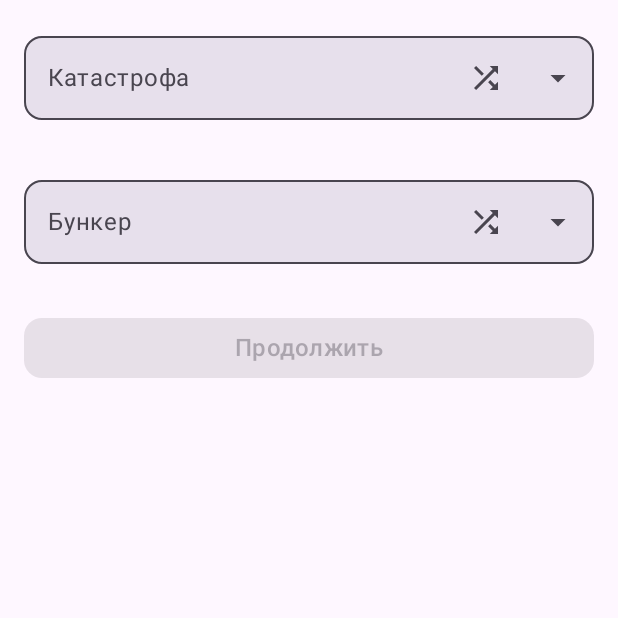
After one commit to scamishka/b-final, an Android app built with Jetpack Compose: the DisasterSelectionScreen screen opened through its navigation route, on a phone screen of 412 x 824 dp, the top half of it. The commit adds this screen. Run offline under Robolectric (Android 15) with nearby library versions, the phone set to English and light mode, and no system bars.

Commit message:
second screen choice of disasters

```diff
--- a/app/build.gradle.kts
+++ b/app/build.gradle.kts
@@ -67,6 +67,7 @@ dependencies {
     implementation("androidx.compose.material3:material3:1.2.0")
     implementation("androidx.compose.material:material-icons-core:1.5.4")
     implementation("androidx.compose.material:material-icons-extended:1.5.4")
+    implementation("androidx.navigation:navigation-compose:2.7.5")
     implementation(platform("androidx.compose:compose-bom:2023.10.01"))
     testImplementation("junit:junit:4.13.2")
     androidTestImplementation("androidx.test.ext:junit:1.2.1")
--- a/app/src/main/java/com/example/b_end/MainActivity.kt
+++ b/app/src/main/java/com/example/b_end/MainActivity.kt
@@ -1,31 +1,69 @@
 package com.example.b_end
 
 import android.os.Bundle
-import android.util.Log
 import androidx.activity.ComponentActivity
 import androidx.activity.compose.setContent
 import androidx.compose.foundation.layout.fillMaxSize
 import androidx.compose.material3.MaterialTheme
 import androidx.compose.material3.Surface
+import androidx.compose.runtime.Composable
 import androidx.compose.ui.Modifier
+import androidx.compose.ui.tooling.preview.Preview
 import com.example.b_end.ui.main.MainScreen
+import androidx.navigation.compose.NavHost
+import androidx.navigation.compose.composable
+import androidx.navigation.compose.rememberNavController
+import com.example.b_end.ui.screens.DisasterSelectionScreen
 
 class MainActivity : ComponentActivity() {
     override fun onCreate(savedInstanceState: Bundle?) {
         super.onCreate(savedInstanceState)
         setContent {
-            MaterialTheme {
+            BunkerAppTheme {
                 Surface(
                     modifier = Modifier.fillMaxSize(),
                     color = MaterialTheme.colorScheme.background
                 ) {
-                    MainScreen(
-                        onStartGame = { settings ->
-                            Log.d("GAME", "Settings: $settings")
-                        }
-                    )
+                    AppNavigation()
                 }
             }
         }
     }
 }
+
+@Composable
+fun AppNavigation() {
+    val navController = rememberNavController()
+
+    NavHost(
+        navController = navController,
+        startDestination = "mainScreen"
+    ) {
+        // Главный экран
+        composable("mainScreen") {
+            MainScreen(
+                onStartGame = {
+                    navController.navigate("disasterSelection")
+                }
+            )
+        }
+
+        // Экран выбора катастрофы
+        composable("disasterSelection") {
+            DisasterSelectionScreen(navController = navController)
+        }
+    }
+}
+
+@Composable
+fun BunkerAppTheme(content: @Composable () -> Unit) {
+    MaterialTheme(content = content)
+}
+
+@Preview(showBackground = true)
+@Composable
+fun PreviewApp() {
+    BunkerAppTheme {
+        AppNavigation()
+    }
+}
--- /dev/null
+++ b/app/src/main/java/com/example/b_end/ui/screens/DisasterSelectionScreen.kt
@@ -0,0 +1,140 @@
+package com.example.b_end.ui.screens
+
+import androidx.compose.foundation.layout.*
+import androidx.compose.material.icons.Icons
+import androidx.compose.material.icons.filled.ArrowDropDown
+import androidx.compose.material.icons.filled.ArrowDropUp
+import androidx.compose.material.icons.filled.Shuffle
+import androidx.compose.material3.*
+import androidx.compose.runtime.*
+import androidx.compose.ui.Modifier
+import androidx.compose.ui.unit.dp
+import androidx.navigation.NavController
+
+@Composable
+fun DisasterSelectionScreen(
+    navController: NavController
+) {
+    // Списки данных
+    val disasters = listOf(
+        "Супервулканы - Глобальная засуха",
+        "Зомби-вирус - Эпидемия",
+        "Падение метеорита - Вечная зима",
+        "Ядерная война - Радиация",
+        "Химическая война - Отравление",
+        "Биотерроризм - Мутации",
+        "Глобальное наводнение"
+    )
+
+    val bunkers = listOf(
+        "Бункер 1 (150 м², 90 дней)",
+        "Бункер 2 (300 м², 90 дней)",
+        "Бункер 3 (80 м², 120 дней)",
+        "Бункер 4 (50 м², 90 дней)",
+        "Бункер 5 (200 м², 12 мес)"
+    )
+
+    // Состояния выбора
+    var selectedDisaster by remember { mutableStateOf("") }
+    var selectedBunker by remember { mutableStateOf("") }
+
+    Column(
+        modifier = Modifier
+            .padding(16.dp)
+            .fillMaxSize(),
+        verticalArrangement = Arrangement.spacedBy(32.dp)
+    ) {
+        // Выбор катастрофы
+        DropdownSelector(
+            label = "Катастрофа",
+            items = disasters,
+            selectedItem = selectedDisaster,
+            onItemSelected = { selectedDisaster = it }
+        )
+
+        // Выбор бункера
+        DropdownSelector(
+            label = "Бункер",
+            items = bunkers,
+            selectedItem = selectedBunker,
+            onItemSelected = { selectedBunker = it }
+        )
+
+        // Кнопка продолжения
+        Button(
+            onClick = { navController.navigate("playerSetup") },
+            modifier = Modifier.fillMaxWidth(),
+            enabled = selectedDisaster.isNotEmpty() && selectedBunker.isNotEmpty(),
+            shape = MaterialTheme.shapes.medium
+        ) {
+            Text("Продолжить", style = MaterialTheme.typography.titleMedium)
+        }
+    }
+}
+
+@Composable
+fun DropdownSelector(
+    label: String,
+    items: List<String>,
+    selectedItem: String,
+    onItemSelected: (String) -> Unit
+) {
+    var expanded by remember { mutableStateOf(false) }
+
+    Column(modifier = Modifier.fillMaxWidth()) {
+        // Поле выбора
+        OutlinedTextField(
+            value = selectedItem,
+            onValueChange = {},
+            label = { Text(label) },
+            modifier = Modifier.fillMaxWidth(),
+            readOnly = true,
+            trailingIcon = {
+                Row {
+                    // Кнопка случайного выбора
+                    IconButton(onClick = { onItemSelected(items.random()) }) {
+                        Icon(
+                            imageVector = Icons.Default.Shuffle,
+                            contentDescription = "Случайный выбор"
+                        )
+                    }
+                    // Стрелка раскрытия
+                    IconButton(onClick = { expanded = !expanded }) {
+                        Icon(
+                            imageVector = if (expanded) Icons.Default.ArrowDropUp
+                            else Icons.Default.ArrowDropDown,
+                            contentDescription = if (expanded) "Свернуть" else "Развернуть"
+                        )
+                    }
+                }
+            },
+            shape = MaterialTheme.shapes.medium,
+            colors = TextFieldDefaults.colors(
+                focusedContainerColor = MaterialTheme.colorScheme.surfaceVariant,
+                unfocusedContainerColor = MaterialTheme.colorScheme.surfaceVariant
+            )
+        )
+
+        // Выпадающее меню
+        DropdownMenu(
+            expanded = expanded,
+            onDismissRequest = { expanded = false },
+            modifier = Modifier.fillMaxWidth(0.95f)
+        ) {
+            items.forEach { item ->
+                DropdownMenuItem(
+                    text = {
+                        Text(
+                            text = item,
+                            modifier = Modifier.padding(vertical = 8.dp)
+                        )
+                    },
+                    onClick = {
+                        onItemSelected(item)
+                        expanded = false
+                    }
+                )
+            }
+        }
+    }
+}
--- /dev/null
+++ b/app/src/main/java/com/example/b_end/ui/screens/GameScreen.kt
@@ -0,0 +1 @@
+package com.example.b_end.ui.screens
```
